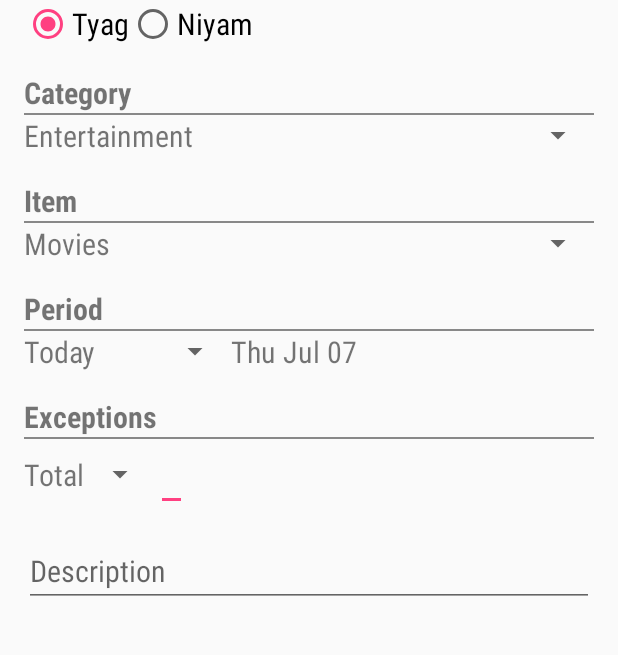
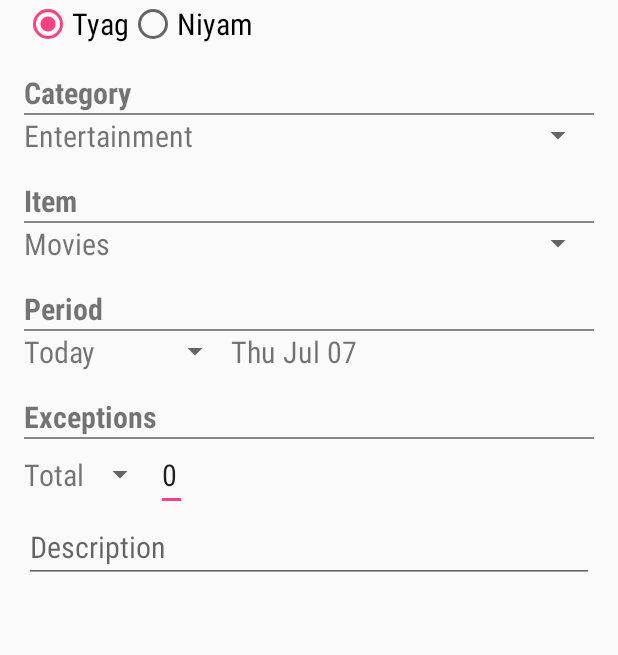
Before and after one commit to ravi-jain/SankalpRepository, an Android app: the SpAddSankalpActivityFragment screen opened directly, with no data from a screen before it, on a phone screen of 412 x 824 dp, the part 151-806 px from its top. Run offline under Robolectric (Android 15) with nearby library versions, the phone set to English and light mode, and no system bars.

Commit message:
1. Bug fixes 2. Exception Frequency Left/Completed logic and database changes

```diff
--- a/app/src/main/java/com/ravijain/sankalp/data/SpDBHelper.java
+++ b/app/src/main/java/com/ravijain/sankalp/data/SpDBHelper.java
@@ -10,7 +10,7 @@ import android.database.sqlite.SQLiteOpenHelper;
 public class SpDBHelper extends SQLiteOpenHelper {
 
     // If you change the database schema, you must increment the database version.
-    private static final int DATABASE_VERSION = 8;
+    private static final int DATABASE_VERSION = 9;
 
     static final String DATABASE_NAME = "sankalp.db";
 
@@ -53,6 +53,7 @@ public class SpDBHelper extends SQLiteOpenHelper {
             SpTableContract.SpSankalpTable.COLUMN_ISLIFETIME + " INTEGER NOT NULL, " +
             SpTableContract.SpSankalpTable.COLUMN_EXCEPTION_FREQUENCY_ID + " INTEGER, " +
             SpTableContract.SpSankalpTable.COLUMN_EXCEPTION_FREQUENCY_COUNT + " INTEGER, " +
+            SpTableContract.SpSankalpTable.COLUMN_EXCEPTION_FREQUENCY_COUNT_FINISHED + " INTEGER, " +
             // Set up the location column as a foreign key to location table.
             " FOREIGN KEY (" + SpTableContract.SpSankalpTable.COLUMN_CATEGORY_ID + ") REFERENCES " +
             SpTableContract.SpCategoryTable.TABLE_NAME + " (" + SpTableContract.SpCategoryTable._ID + "), " +
--- a/app/src/main/java/com/ravijain/sankalp/data/SpTableContract.java
+++ b/app/src/main/java/com/ravijain/sankalp/data/SpTableContract.java
@@ -58,5 +58,6 @@ public class SpTableContract {
         public static final String COLUMN_ISLIFETIME = "isLifetime";
         public static final String COLUMN_EXCEPTION_FREQUENCY_ID = "exFreqId";
         public static final String COLUMN_EXCEPTION_FREQUENCY_COUNT = "exFreqCount";
+        public static final String COLUMN_EXCEPTION_FREQUENCY_COUNT_FINISHED = "exFreqCountFinished";
     }
 }
--- a/app/src/main/java/com/ravijain/sankalp/fragments/SpAddSankalpActivityFragment.java
+++ b/app/src/main/java/com/ravijain/sankalp/fragments/SpAddSankalpActivityFragment.java
@@ -5,6 +5,8 @@ import android.os.AsyncTask;
 import android.support.v4.app.Fragment;
 import android.os.Bundle;
 import android.support.v4.app.NavUtils;
+import android.text.Editable;
+import android.text.TextWatcher;
 import android.view.LayoutInflater;
 import android.view.Menu;
 import android.view.MenuInflater;
@@ -52,6 +54,10 @@ public class SpAddSankalpActivityFragment extends Fragment {
     private TextView _rangeValueTextView;
     private View _fromToDateContainer;
     private TextView _exceptionFrequencyTitleTextView;
+
+    private View _exception_frequency_count_finished_ll;
+    private TextView _exception_frequency_count_finished_label;
+    private EditText _exception_frequency_count_finished_tv;
 
     private DatePickerDialog _fromDatePickerDialog;
     private DatePickerDialog _toDatePickerDialog;
@@ -140,6 +146,10 @@ public class SpAddSankalpActivityFragment extends Fragment {
     private void _populateAndBindFormFields(View view) {
 
         _exceptionFrequencyTitleTextView = (TextView) view.findViewById(R.id.spExceptionFrequencyTitle);
+        _exception_frequency_count_finished_ll = view.findViewById(R.id.exception_frequency_count_finished_ll);
+        _exception_frequency_count_finished_label = (TextView) view.findViewById(R.id.exception_frequency_count_finished_label);
+        _exception_frequency_count_finished_tv = (EditText) view.findViewById(R.id.exception_frequency_count_finished_tv);
+
         _sankalpRGView = (RadioGroup) view.findViewById(R.id.radioGroup_sankalp);
         _sankalpRGView.setOnCheckedChangeListener(new RadioGroup.OnCheckedChangeListener() {
             @Override
@@ -147,10 +157,14 @@ public class SpAddSankalpActivityFragment extends Fragment {
                 switch (checkedId) {
                     case R.id.radio_tyag:
                         _exceptionFrequencyTitleTextView.setText(R.string.tyagExceptions);
+                        _exception_frequency_count_finished_label.setText(R.string.exception_left_label);
+                        _exception_frequency_count_finished_tv.setText("0");
                         _populateCategories(SpDataConstants.SANKALP_TYPE_TYAG);
                         break;
                     case R.id.radio_niyam:
                         _exceptionFrequencyTitleTextView.setText(R.string.niyamFrequency);
+                        _exception_frequency_count_finished_label.setText(R.string.frequency_done_label);
+                        _exception_frequency_count_finished_tv.setText("1");
                         _populateCategories(SpDataConstants.SANKALP_TYPE_NIYAM);
                         break;
                 }
@@ -271,6 +285,47 @@ public class SpAddSankalpActivityFragment extends Fragment {
 
         });
         _exceptionFrequencyCount = (EditText) view.findViewById(R.id.exception_frequency_count_textView);
+        _exceptionFrequencyCount.addTextChangedListener(new TextWatcher() {
+            @Override
+            public void beforeTextChanged(CharSequence charSequence, int i, int i1, int i2) {
+
+            }
+
+            @Override
+            public void onTextChanged(CharSequence charSequence, int i, int i1, int i2) {
+                String s = charSequence.toString();
+                int newCount;
+                if (s.equals("")) {
+                    newCount = 0;
+                }
+                else {
+                    newCount = Integer.valueOf(charSequence.toString());
+                }
+                if (newCount > 0) {
+                    _exception_frequency_count_finished_ll.setVisibility(View.VISIBLE);
+                    int id = _sankalpRGView.getCheckedRadioButtonId();
+                    int count = 0;
+                    switch (id) {
+                        case R.id.radio_tyag:
+                            count = newCount;
+                            break;
+                        case R.id.radio_niyam:
+                            count = 0;
+                            break;
+                    }
+                    _exception_frequency_count_finished_tv.setText(String.valueOf(count));
+                }
+                else {
+                    _exception_frequency_count_finished_ll.setVisibility(View.GONE);
+                    _exception_frequency_count_finished_tv.setText("");
+                }
+            }
+
+            @Override
+            public void afterTextChanged(Editable editable) {
+
+            }
+        });
 
         _fromDateTextView = (EditText) view.findViewById(R.id.fromdate_textView);
         _toDateTextView = (EditText) view.findViewById(R.id.todate_textView);
@@ -309,12 +364,16 @@ public class SpAddSankalpActivityFragment extends Fragment {
         }
 
         String count = _exceptionFrequencyCount.getText().toString();
-        if (!(count.equals("") || count.equals("0"))) {
+        if (count.equals("") || (count.equals("0") && sankalpType == SpDataConstants.SANKALP_TYPE_NIYAM)) {
             sankalp.setExceptionFrequencyId(SpExceptionFrequency.FREQUENCY_UNDEFINED);
         }
         else {
             sankalp.setExceptionFrequencyCount(Integer.valueOf(count));
             sankalp.setExceptionFrequencyId(((SpExceptionFrequency)_exceptionsFrequencySpinnerView.getSelectedItem()).getId());
+            if (!_exception_frequency_count_finished_tv.getText().equals(""))
+            {
+                sankalp.setExceptionFrequencyCountFinished(Integer.valueOf(_exception_frequency_count_finished_tv.getText().toString()));
+            }
         }
 
         sankalp.setDescription(_descriptionView.getText().toString());
--- a/app/src/main/res/layout/fragment_sp_add_sankalp.xml
+++ b/app/src/main/res/layout/fragment_sp_add_sankalp.xml
@@ -1,38 +1,48 @@
+<ScrollView xmlns:android="http://schemas.android.com/apk/res/android"
+    android:layout_width="match_parent"
+    android:layout_height="wrap_content">
+
     <LinearLayout xmlns:android="http://schemas.android.com/apk/res/android"
         android:layout_width="match_parent"
         android:layout_height="wrap_content"
+        android:background="@drawable/touch_selector"
         android:minHeight="?android:attr/listPreferredItemHeight"
         android:orientation="vertical"
         android:paddingBottom="@dimen/activity_vertical_margin"
         android:paddingLeft="@dimen/activity_horizontal_margin"
         android:paddingRight="@dimen/activity_horizontal_margin"
-    android:paddingTop="@dimen/activity_vertical_margin"
-    android:background="@drawable/touch_selector">
+        android:paddingTop="@dimen/activity_vertical_margin">
 
         <TextView
-        android:text = "@string/sankalpType"
-        style="@style/SpLabel" />
-    <View
-        style="@style/SpHorizontalDivider" />
+            style="@style/SpLabel"
+            android:text="@string/sankalpType" />
+
+        <View style="@style/SpHorizontalDivider" />
+
         <RadioGroup xmlns:android="http://schemas.android.com/apk/res/android"
+            android:id="@+id/radioGroup_sankalp"
             android:layout_width="fill_parent"
             android:layout_height="wrap_content"
-        android:id="@+id/radioGroup_sankalp"
             android:orientation="horizontal">
-        <RadioButton android:id="@+id/radio_tyag"
+
+            <RadioButton
+                android:id="@+id/radio_tyag"
                 style="@style/SpText"
-            android:text="@string/tyag"/>
-        <RadioButton android:id="@+id/radio_niyam"
+                android:text="@string/tyag" />
+
+            <RadioButton
+                android:id="@+id/radio_niyam"
                 style="@style/SpText"
-            android:text="@string/niyam"/>
+                android:text="@string/niyam" />
         </RadioGroup>
 
         <TextView
-        android:text = "@string/sankalpCategory"
+            style="@style/SpLabel"
             android:paddingTop="@dimen/activity_vertical_margin"
-        style="@style/SpLabel" />
-    <View
-        style="@style/SpHorizontalDivider" />
+            android:text="@string/sankalpCategory" />
+
+        <View style="@style/SpHorizontalDivider" />
+
         <Spinner
             android:id="@+id/categories_spinner"
             android:layout_width="match_parent"
@@ -40,11 +50,11 @@
             android:spinnerMode="dropdown" />
 
         <TextView
-        android:text = "@string/sankalpItem"
+            style="@style/SpLabel"
             android:paddingTop="@dimen/activity_vertical_margin"
-        style="@style/SpLabel" />
-    <View
-        style="@style/SpHorizontalDivider" />
+            android:text="@string/sankalpItem" />
+
+        <View style="@style/SpHorizontalDivider" />
 
         <Spinner
             android:id="@+id/items_spinner"
@@ -53,11 +63,11 @@
             android:spinnerMode="dropdown" />
 
         <TextView
-        android:text = "@string/sankalpPeriod"
+            style="@style/SpLabel"
             android:paddingTop="@dimen/activity_vertical_margin"
-        style="@style/SpLabel" />
-    <View
-        style="@style/SpHorizontalDivider" />
+            android:text="@string/sankalpPeriod" />
+
+        <View style="@style/SpHorizontalDivider" />
 
         <LinearLayout xmlns:android="http://schemas.android.com/apk/res/android"
             xmlns:tools="http://schemas.android.com/tools"
@@ -69,14 +79,15 @@
                 android:id="@+id/rangeLabels_spinner"
                 android:layout_width="wrap_content"
                 android:layout_height="wrap_content"
+                android:paddingRight="50dp"
                 android:prompt="@string/sankalpPeriod"
-            android:paddingRight="50dp"
                 android:spinnerMode="dropdown" />
 
             <TextView
                 android:id="@+id/rangeValue_textView"
-            style="@style/SpText"/>
+                style="@style/SpText" />
         </LinearLayout>
+
         <LinearLayout xmlns:android="http://schemas.android.com/apk/res/android"
             xmlns:tools="http://schemas.android.com/tools"
             android:id="@+id/fromToDateContainer"
@@ -104,17 +115,15 @@
 
         <TextView
             android:id="@+id/spExceptionFrequencyTitle"
-        android:text = "@string/tyagExceptions"
+            style="@style/SpLabel"
             android:paddingTop="@dimen/activity_vertical_margin"
-        style="@style/SpLabel" />
-    <View
-        style="@style/SpHorizontalDivider" />
+            android:text="@string/tyagExceptions" />
+
+        <View style="@style/SpHorizontalDivider" />
 
         <LinearLayout xmlns:android="http://schemas.android.com/apk/res/android"
-        xmlns:tools="http://schemas.android.com/tools"
             android:layout_width="match_parent"
             android:layout_height="wrap_content"
-        android:paddingBottom="@dimen/activity_vertical_margin"
             android:weightSum="1">
 
             <Spinner
@@ -125,18 +134,38 @@
 
             <EditText
                 android:id="@+id/exception_frequency_count_textView"
-            android:inputType="number"
+                style="@style/SpText"
+                android:text="0"
+                android:inputType="number" />
+        </LinearLayout>
+
+        <LinearLayout xmlns:android="http://schemas.android.com/apk/res/android"
+            android:id="@+id/exception_frequency_count_finished_ll"
+            android:layout_width="match_parent"
+            android:layout_height="wrap_content"
+            android:visibility="gone"
+            android:weightSum="1">
+
+            <TextView
+                android:id="@+id/exception_frequency_count_finished_label"
+                android:text="@string/exception_left_label"
                style="@style/SpText" />
+
+            <EditText
+                android:id="@+id/exception_frequency_count_finished_tv"
+                style="@style/SpText"
+                android:inputType="number" />
         </LinearLayout>
 
         <EditText
+            android:id="@+id/sankalpDescription"
             android:layout_width="match_parent"
             android:layout_height="wrap_content"
-        android:inputType="textMultiLine"
             android:ems="10"
             android:fontFamily="sans-serif-condensed"
-        android:textSize="20sp"
             android:hint="@string/description"
-        android:id="@+id/sankalpDescription" />
+            android:inputType="textMultiLine"
+            android:textSize="20sp" />
 
     </LinearLayout>
+</ScrollView>
--- a/app/src/main/res/values/strings.xml
+++ b/app/src/main/res/values/strings.xml
@@ -56,4 +56,6 @@
     <string name="monthly">Monthly</string>
     <string name="weekly">Weekly</string>
     <string name="daily">Daily</string>
+    <string name="exception_left_label">Exceptions Left</string>
+    <string name="frequency_done_label">Completed</string>
 </resources>
```
Also changed, not shown: app/src/main/java/com/ravijain/sankalp/data/SpContentProvider.java (+8 -0 lines), app/src/main/java/com/ravijain/sankalp/data/SpSankalp.java (+9 -0 lines). Lines whose indentation alone changed are shown as unchanged.
